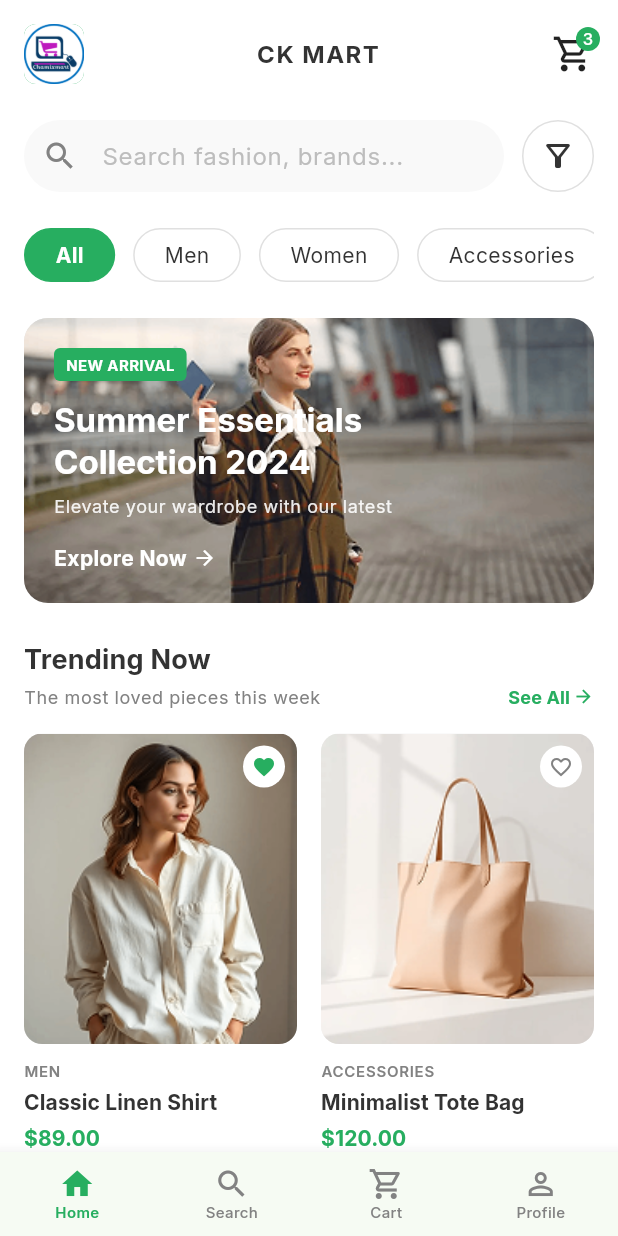
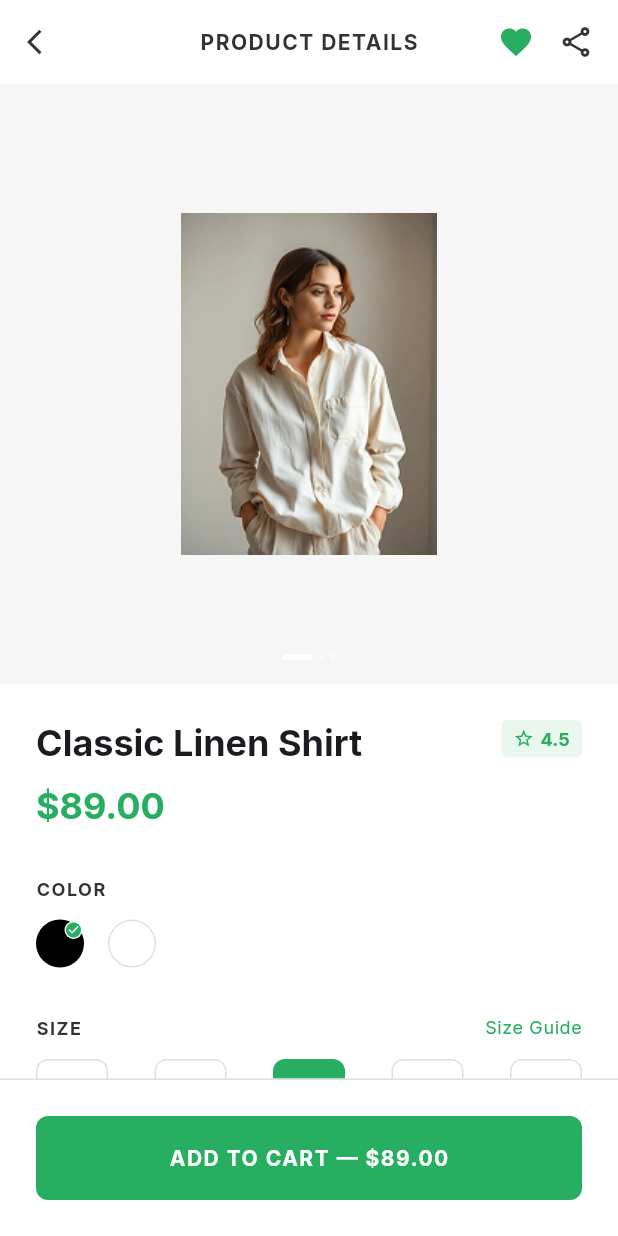
Before and after one commit to ChamikaKarunarathna/fashion_store_mobile_application, a Flutter app: the HomeScreen screen opened directly, after a tap on "MEN", on a phone screen of 412 x 824 dp. Run offline on Flutter 3.47's test engine with Material 3 defaults, Android fonts, the light colour scheme and no system bars; our stand-ins replace google_fonts.

Commit message:
4: Single Product Detail Page

```diff
--- a/lib/models/product.dart
+++ b/lib/models/product.dart
@@ -1,3 +1,5 @@
+import 'package:flutter/material.dart';
+
 class Product {
   final String id;
   final String name;
@@ -7,6 +9,10 @@ class Product {
   final String imagePath;
   final bool isFavorite;
   final bool isNew;
+  final double rating;
+  final List<Color> colors;
+  final List<String> sizes;
+  final String description;
 
   Product({
     required this.id,
@@ -17,5 +23,9 @@ class Product {
     required this.imagePath,
     this.isFavorite = false,
     this.isNew = false,
+    this.rating = 4.5,
+    this.colors = const [Colors.black, Colors.white],
+    this.sizes = const ['XS', 'S', 'M', 'L', 'XL'],
+    this.description = 'Crafted from high-grade materials, this item features a minimalist silhouette perfect for any occasion.',
   });
 }
--- a/lib/screens/collection_screen.dart
+++ b/lib/screens/collection_screen.dart
@@ -2,6 +2,7 @@ import 'package:flutter/material.dart';
 import '../theme/app_theme.dart';
 import '../utils/dummy_data.dart';
 import '../widgets/product_card.dart';
+import 'product_details_screen.dart';
 
 class CollectionScreen extends StatefulWidget {
   const CollectionScreen({super.key});
@@ -115,7 +116,14 @@ class _CollectionScreenState extends State<CollectionScreen> {
                           return ProductCard(
                             product: DummyData.collectionProducts[index],
                             onTap: () {
-                              // Navigate to details
+                              Navigator.push(
+                                context,
+                                MaterialPageRoute(
+                                  builder: (context) => ProductDetailsScreen(
+                                    product: DummyData.collectionProducts[index],
+                                  ),
+                                ),
+                              );
                             },
                           );
                         },
--- a/lib/screens/home_screen.dart
+++ b/lib/screens/home_screen.dart
@@ -3,6 +3,7 @@ import '../theme/app_theme.dart';
 import '../utils/dummy_data.dart';
 import '../widgets/product_card.dart';
 import 'collection_screen.dart';
+import 'product_details_screen.dart';
 
 class HomeScreen extends StatefulWidget {
   const HomeScreen({super.key});
@@ -273,7 +274,14 @@ class _HomeScreenState extends State<HomeScreen> {
                   return ProductCard(
                     product: DummyData.trendingProducts[index],
                     onTap: () {
-                      // Navigate to details
+                      Navigator.push(
+                        context,
+                        MaterialPageRoute(
+                          builder: (context) => ProductDetailsScreen(
+                            product: DummyData.trendingProducts[index],
+                          ),
+                        ),
+                      );
                     },
                   );
                 },
--- /dev/null
+++ b/lib/screens/product_details_screen.dart
@@ -0,0 +1,418 @@
+import 'package:flutter/material.dart';
+import '../models/product.dart';
+import '../theme/app_theme.dart';
+
+class ProductDetailsScreen extends StatefulWidget {
+  final Product product;
+
+  const ProductDetailsScreen({super.key, required this.product});
+
+  @override
+  State<ProductDetailsScreen> createState() => _ProductDetailsScreenState();
+}
+
+class _ProductDetailsScreenState extends State<ProductDetailsScreen> {
+  int _selectedColorIndex = 0;
+  int _selectedSizeIndex = 2; // Default to 'M' for demo
+
+  @override
+  void initState() {
+    super.initState();
+    // Default to green color to match screenshot if possible, else just first color.
+    // In dummy data we will pass specific colors later.
+  }
+
+  @override
+  Widget build(BuildContext context) {
+    // Determine if we have a discount to show
+    String discountText = '';
+    if (widget.product.originalPrice != null && widget.product.originalPrice! > widget.product.price) {
+      double discount = ((widget.product.originalPrice! - widget.product.price) / widget.product.originalPrice!) * 100;
+      discountText = '${discount.toStringAsFixed(0)}% OFF';
+    }
+
+    return Scaffold(
+      backgroundColor: Colors.white,
+      appBar: AppBar(
+        backgroundColor: Colors.white,
+        elevation: 0,
+        leading: GestureDetector(
+          onTap: () => Navigator.pop(context),
+          child: const Icon(Icons.arrow_back_ios, color: AppTheme.textDark, size: 20),
+        ),
+        title: Text(
+          'PRODUCT DETAILS',
+          style: Theme.of(context).textTheme.titleMedium?.copyWith(
+                fontWeight: FontWeight.bold,
+                fontSize: 14,
+                letterSpacing: 1.0,
+              ),
+        ),
+        centerTitle: true,
+        actions: [
+          Icon(
+            widget.product.isFavorite ? Icons.favorite : Icons.favorite_border,
+            color: widget.product.isFavorite ? AppTheme.primaryGreen : AppTheme.textDark,
+            size: 24,
+          ),
+          const SizedBox(width: 16),
+          const Icon(Icons.share_outlined, color: AppTheme.textDark, size: 24),
+          const SizedBox(width: 16),
+        ],
+      ),
+      body: SingleChildScrollView(
+        child: Column(
+          crossAxisAlignment: CrossAxisAlignment.start,
+          children: [
+            // Product Image
+            Container(
+              width: double.infinity,
+              height: 400,
+              color: AppTheme.borderGrey.withOpacity(0.3),
+              child: Stack(
+                alignment: Alignment.bottomCenter,
+                children: [
+                  Center(
+                    child: Image.asset(
+                      widget.product.imagePath,
+                      fit: BoxFit.contain,
+                      errorBuilder: (context, error, stackTrace) {
+                        return Icon(
+                          Icons.image_outlined,
+                          size: 100,
+                          color: AppTheme.textLightGrey,
+                        );
+                      },
+                    ),
+                  ),
+                  // Pagination dots
+                  Padding(
+                    padding: const EdgeInsets.only(bottom: 16.0),
+                    child: Row(
+                      mainAxisAlignment: MainAxisAlignment.center,
+                      children: [
+                        Container(
+                          width: 20,
+                          height: 4,
+                          decoration: BoxDecoration(
+                            color: Colors.white,
+                            borderRadius: BorderRadius.circular(2),
+                          ),
+                        ),
+                        const SizedBox(width: 4),
+                        Container(
+                          width: 4,
+                          height: 4,
+                          decoration: BoxDecoration(
+                            color: Colors.white.withOpacity(0.5),
+                            shape: BoxShape.circle,
+                          ),
+                        ),
+                        const SizedBox(width: 4),
+                        Container(
+                          width: 4,
+                          height: 4,
+                          decoration: BoxDecoration(
+                            color: Colors.white.withOpacity(0.5),
+                            shape: BoxShape.circle,
+                          ),
+                        ),
+                      ],
+                    ),
+                  )
+                ],
+              ),
+            ),
+
+            Padding(
+              padding: const EdgeInsets.all(24.0),
+              child: Column(
+                crossAxisAlignment: CrossAxisAlignment.start,
+                children: [
+                  // Title and Rating
+                  Row(
+                    mainAxisAlignment: MainAxisAlignment.spaceBetween,
+                    crossAxisAlignment: CrossAxisAlignment.start,
+                    children: [
+                      Expanded(
+                        child: Text(
+                          widget.product.name,
+                          style: Theme.of(context).textTheme.titleLarge?.copyWith(
+                                fontWeight: FontWeight.bold,
+                                fontSize: 24,
+                              ),
+                        ),
+                      ),
+                      Container(
+                        padding: const EdgeInsets.symmetric(horizontal: 8, vertical: 4),
+                        decoration: BoxDecoration(
+                          color: AppTheme.primaryGreen.withOpacity(0.1),
+                          borderRadius: BorderRadius.circular(4),
+                        ),
+                        child: Row(
+                          children: [
+                            const Icon(Icons.star_border, color: AppTheme.primaryGreen, size: 14),
+                            const SizedBox(width: 4),
+                            Text(
+                              widget.product.rating.toString(),
+                              style: const TextStyle(
+                                color: AppTheme.primaryGreen,
+                                fontWeight: FontWeight.bold,
+                                fontSize: 12,
+                              ),
+                            ),
+                          ],
+                        ),
+                      ),
+                    ],
+                  ),
+                  const SizedBox(height: 12),
+
+                  // Price Row
+                  Row(
+                    children: [
+                      Text(
+                        '\$${widget.product.price.toStringAsFixed(2)}',
+                        style: Theme.of(context).textTheme.titleLarge?.copyWith(
+                              fontWeight: FontWeight.bold,
+                              color: AppTheme.primaryGreen,
+                              fontSize: 24,
+                            ),
+                      ),
+                      if (widget.product.originalPrice != null) ...[
+                        const SizedBox(width: 12),
+                        Text(
+                          '\$${widget.product.originalPrice!.toStringAsFixed(2)}',
+                          style: Theme.of(context).textTheme.bodyMedium?.copyWith(
+                                color: AppTheme.textGrey,
+                                decoration: TextDecoration.lineThrough,
+                                fontSize: 14,
+                              ),
+                        ),
+                        if (discountText.isNotEmpty) ...[
+                          const SizedBox(width: 12),
+                          Container(
+                            padding: const EdgeInsets.symmetric(horizontal: 8, vertical: 4),
+                            decoration: BoxDecoration(
+                              border: Border.all(color: AppTheme.primaryGreen),
+                              borderRadius: BorderRadius.circular(12),
+                            ),
+                            child: Text(
+                              discountText,
+                              style: const TextStyle(
+                                color: AppTheme.primaryGreen,
+                                fontWeight: FontWeight.bold,
+                                fontSize: 10,
+                              ),
+                            ),
+                          ),
+                        ]
+                      ]
+                    ],
+                  ),
+                  const SizedBox(height: 32),
+
+                  // Colors
+                  Text(
+                    'COLOR',
+                    style: Theme.of(context).textTheme.titleSmall?.copyWith(
+                          fontWeight: FontWeight.bold,
+                          fontSize: 12,
+                          letterSpacing: 1.0,
+                        ),
+                  ),
+                  const SizedBox(height: 12),
+                  Row(
+                    children: List.generate(widget.product.colors.length, (index) {
+                      final isSelected = _selectedColorIndex == index;
+                      final color = widget.product.colors[index];
+                      return GestureDetector(
+                        onTap: () {
+                          setState(() {
+                            _selectedColorIndex = index;
+                          });
+                        },
+                        child: Container(
+                          margin: const EdgeInsets.only(right: 16),
+                          width: 32,
+                          height: 32,
+                          decoration: BoxDecoration(
+                            color: color,
+                            shape: BoxShape.circle,
+                            border: Border.all(
+                              color: color == Colors.white ? AppTheme.borderGrey : Colors.transparent,
+                            ),
+                          ),
+                          child: isSelected
+                              ? Align(
+                                  alignment: Alignment.topRight,
+                                  child: Container(
+                                    decoration: const BoxDecoration(
+                                      color: Colors.white,
+                                      shape: BoxShape.circle,
+                                    ),
+                                    child: const Icon(Icons.check_circle, color: AppTheme.primaryGreen, size: 12),
+                                  ),
+                                )
+                              : null,
+                        ),
+                      );
+                    }),
+                  ),
+                  const SizedBox(height: 32),
+
+                  // Sizes
+                  Row(
+                    mainAxisAlignment: MainAxisAlignment.spaceBetween,
+                    children: [
+                      Text(
+                        'SIZE',
+                        style: Theme.of(context).textTheme.titleSmall?.copyWith(
+                              fontWeight: FontWeight.bold,
+                              fontSize: 12,
+                              letterSpacing: 1.0,
+                            ),
+                      ),
+                      Text(
+                        'Size Guide',
+                        style: Theme.of(context).textTheme.bodySmall?.copyWith(
+                              color: AppTheme.primaryGreen,
+                            ),
+                      ),
+                    ],
+                  ),
+                  const SizedBox(height: 12),
+                  Row(
+                    mainAxisAlignment: MainAxisAlignment.spaceBetween,
+                    children: List.generate(widget.product.sizes.length, (index) {
+                      final isSelected = _selectedSizeIndex == index;
+                      return GestureDetector(
+                        onTap: () {
+                          setState(() {
+                            _selectedSizeIndex = index;
+                          });
+                        },
+                        child: Container(
+                          width: 48,
+                          height: 48,
+                          decoration: BoxDecoration(
+                            color: isSelected ? AppTheme.primaryGreen : Colors.white,
+                            borderRadius: BorderRadius.circular(8),
+                            border: Border.all(
+                              color: isSelected ? AppTheme.primaryGreen : AppTheme.borderGrey,
+                            ),
+                          ),
+                          child: Center(
+                            child: Text(
+                              widget.product.sizes[index],
+                              style: TextStyle(
+                                color: isSelected ? Colors.white : AppTheme.textDark,
+                                fontWeight: FontWeight.bold,
+                              ),
+                            ),
+                          ),
+                        ),
+                      );
+                    }),
+                  ),
+                  const SizedBox(height: 32),
+
+                  const Divider(color: AppTheme.borderGrey),
+
+                  // Description Expandable (Simulated)
+                  Theme(
+                    data: Theme.of(context).copyWith(dividerColor: Colors.transparent),
+                    child: ExpansionTile(
+                      initiallyExpanded: true,
+                      tilePadding: EdgeInsets.zero,
+                      iconColor: AppTheme.textDark,
+                      collapsedIconColor: AppTheme.textDark,
+                      title: Text(
+                        'Product Description',
+                        style: Theme.of(context).textTheme.titleSmall?.copyWith(
+                              fontWeight: FontWeight.bold,
+                            ),
+                      ),
+                      children: [
+                        Padding(
+                          padding: const EdgeInsets.only(bottom: 16.0),
+                          child: Text(
+                            widget.product.description,
+                            style: Theme.of(context).textTheme.bodyMedium?.copyWith(
+                                  height: 1.5,
+                                ),
+                          ),
+                        ),
+                      ],
+                    ),
+                  ),
+
+                  const Divider(color: AppTheme.borderGrey),
+
+                  // Shipping & Returns
+                  Theme(
+                    data: Theme.of(context).copyWith(dividerColor: Colors.transparent),
+                    child: ExpansionTile(
+                      tilePadding: EdgeInsets.zero,
+                      iconColor: AppTheme.textDark,
+                      collapsedIconColor: AppTheme.textDark,
+                      title: Text(
+                        'Shipping & Returns',
+                        style: Theme.of(context).textTheme.titleSmall?.copyWith(
+                              fontWeight: FontWeight.bold,
+                            ),
+                      ),
+                      children: [
+                        Padding(
+                          padding: const EdgeInsets.only(bottom: 16.0),
+                          child: Text(
+                            'Standard shipping takes 3-5 business days. Free returns within 30 days.',
+                            style: Theme.of(context).textTheme.bodyMedium?.copyWith(
+                                  height: 1.5,
+                                ),
+                          ),
+                        ),
+                      ],
+                    ),
+                  ),
+                  const Divider(color: AppTheme.borderGrey),
+                  const SizedBox(height: 80), // Space for bottom bar
+                ],
+              ),
+            ),
+          ],
+        ),
+      ),
+      // Bottom Add to Cart Bar
+      bottomSheet: Container(
+        padding: const EdgeInsets.all(24.0),
+        decoration: const BoxDecoration(
+          color: Colors.white,
+          border: Border(top: BorderSide(color: AppTheme.borderGrey)),
+        ),
+        child: SafeArea(
+          child: ElevatedButton(
+            onPressed: () {
+              // Add to cart logic
+            },
+            style: ElevatedButton.styleFrom(
+              minimumSize: const Size(double.infinity, 56),
+              backgroundColor: AppTheme.primaryGreen,
+              shape: RoundedRectangleBorder(
+                borderRadius: BorderRadius.circular(8),
+              ),
+            ),
+            child: Text(
+              'ADD TO CART — \$${widget.product.price.toStringAsFixed(2)}',
+              style: const TextStyle(
+                fontWeight: FontWeight.bold,
+                fontSize: 14,
+                letterSpacing: 1.0,
+              ),
+            ),
+          ),
+        ),
+      ),
+    );
+  }
+}
```
